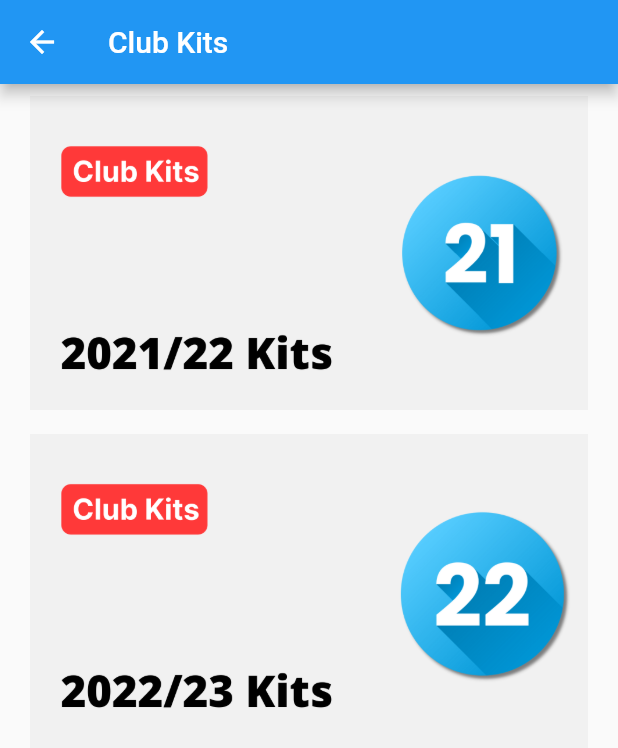
After one commit to najmulmyself/DLS_Kits_Pro, a Flutter app: the ClubKits screen opened directly, on a phone screen of 412 x 824 dp. The commit adds this screen. Shown: the top 748 px of the screen. Run offline on Flutter 3.47's test engine with Material 2 defaults, Android fonts, the phone set to English and light mode, and no system bars.

Commit message:
club page added

```diff
--- /dev/null
+++ b/lib/widgets/club_kits.dart
@@ -0,0 +1,26 @@
+import 'package:flutter/material.dart';
+
+class ClubKits extends StatelessWidget {
+  const ClubKits({Key? key}) : super(key: key);
+
+  @override
+  Widget build(BuildContext context) {
+    return Scaffold(
+      appBar: AppBar(
+        title: Text('Club Kits'),
+      ),
+      body: Column(
+        children: [
+          Padding(
+            padding: const EdgeInsets.symmetric(horizontal: 20, vertical: 8.0),
+            child: Image.asset('assets/images/4.png'),
+          ),
+          Padding(
+            padding: const EdgeInsets.symmetric(horizontal: 20, vertical: 8.0),
+            child: Image.asset('assets/images/5.png'),
+          ),
+        ],
+      ),
+    );
+  }
+}
--- a/lib/widgets/home_screen.dart
+++ b/lib/widgets/home_screen.dart
@@ -1,3 +1,4 @@
+import 'package:dls_kits_pro/widgets/club_kits.dart';
 import 'package:flutter/material.dart';
 
 // import 'kit_page.dart';
@@ -32,7 +33,16 @@ class HomeScreen extends StatelessWidget {
                     Padding(
                       padding: const EdgeInsets.symmetric(
                           horizontal: 20, vertical: 8.0),
-                      child: Image.asset('assets/images/1.png'),
+                      child: GestureDetector(
+                          onTap: () {
+                            Navigator.push(
+                              context,
+                              MaterialPageRoute(
+                                builder: (ctx) => ClubKits(),
+                              ),
+                            );
+                          },
+                          child: Image.asset('assets/images/1.png')),
                     ),
                     Padding(
                       padding: const EdgeInsets.symmetric(
```
Also changed, not shown: assets/images/4.png (added), assets/images/5.png (added).
